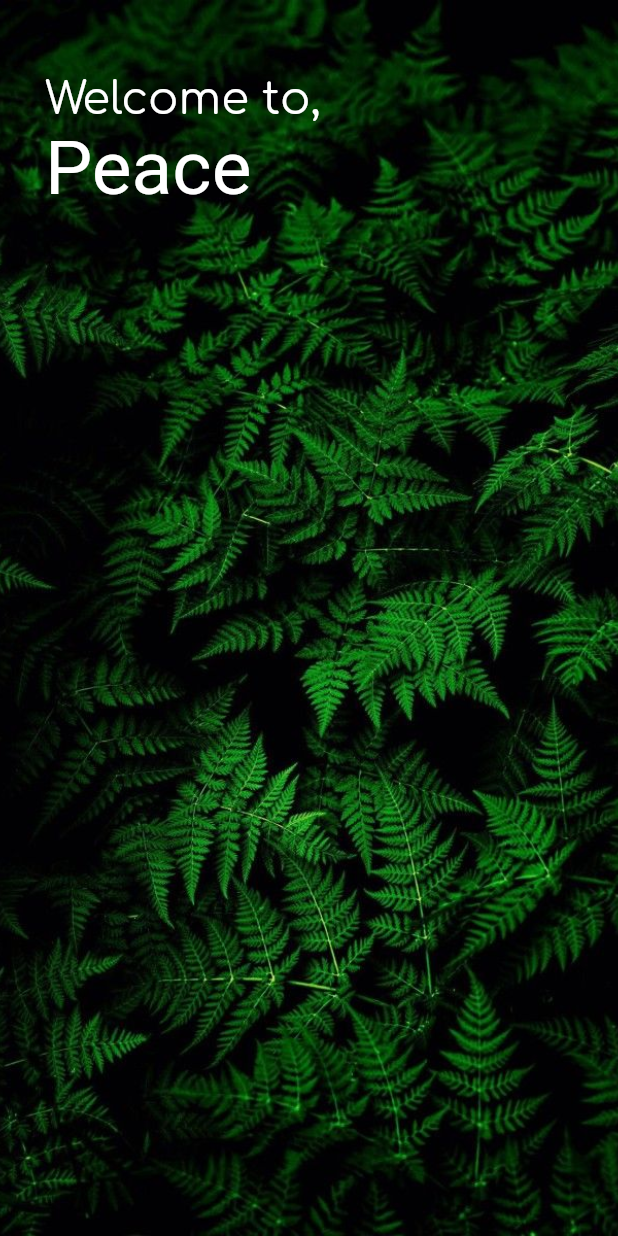
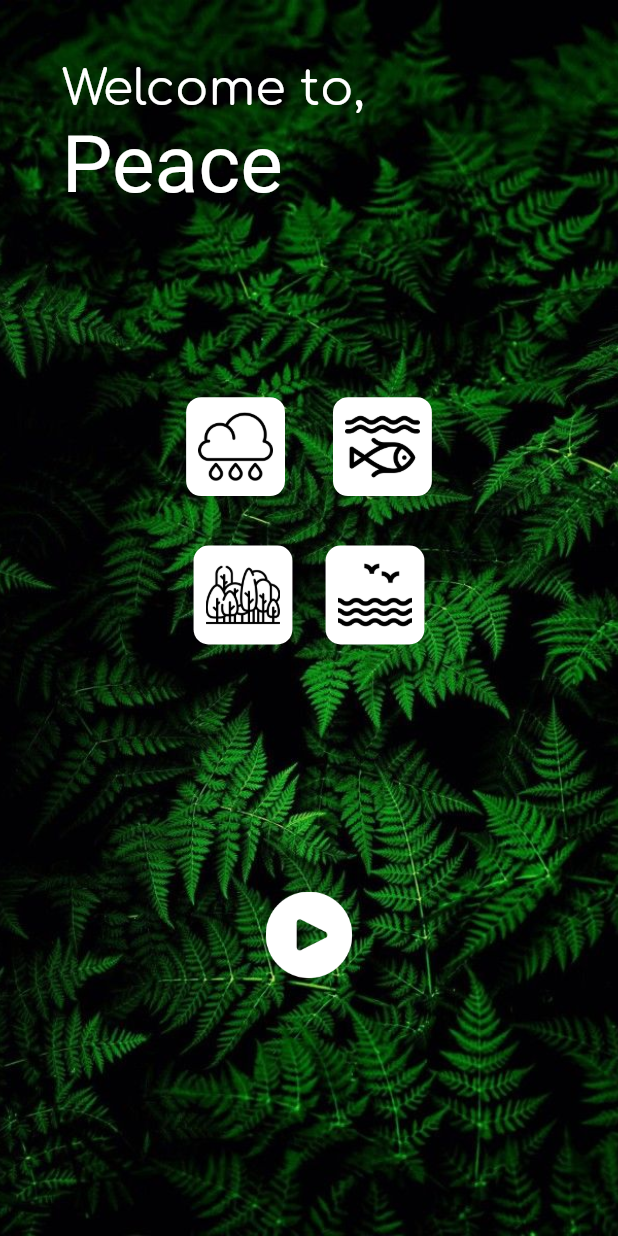
Before and after one commit to codebysanjay/peace, a Flutter app: the screen it shows after launch, on a phone screen of 412 x 824 dp. Run offline on Flutter 3.47's test engine with Material 2 defaults, Android fonts, the phone set to English and light mode, and no system bars.

Commit message:
Adding Buttons

```diff
--- a/lib/main.dart
+++ b/lib/main.dart
@@ -16,11 +16,19 @@ class MyApp extends StatelessWidget {
   }
 }
 
-class Peace extends StatelessWidget {
+class Peace extends StatefulWidget {
+  @override
+  _PeaceState createState() => _PeaceState();
+}
+
+var play = true;
+
+class _PeaceState extends State<Peace> {
   @override
   Widget build(BuildContext context) {
     var height = MediaQuery.of(context).size.height;
     var width = MediaQuery.of(context).size.width;
+
     return Scaffold(
       body: Container(
         height: height,
@@ -36,11 +44,10 @@ class Peace extends StatelessWidget {
           child: Column(
             crossAxisAlignment: CrossAxisAlignment.start,
             children: <Widget>[
-              Column(
-                children: <Widget>[
               Container(
                 child: Padding(
-                      padding: EdgeInsets.only(left: 30, top: 50),
+                  padding:
+                      EdgeInsets.only(left: width * 0.1, top: height * 0.05),
                   child: RichText(
                     textAlign: TextAlign.start,
                     text: TextSpan(
@@ -48,7 +55,7 @@ class Peace extends StatelessWidget {
                         TextSpan(
                           text: 'Welcome to,',
                           style: TextStyle(
-                                fontSize: 30,
+                            fontSize: height * 0.04,
                             color: Colors.white,
                             fontFamily: 'Comfortaa',
                           ),
@@ -56,7 +63,7 @@ class Peace extends StatelessWidget {
                         TextSpan(
                           text: '\nPeace',
                           style: TextStyle(
-                                fontSize: 50,
+                            fontSize: height * 0.065,
                             color: Colors.white,
                           ),
                         )
@@ -65,8 +72,108 @@ class Peace extends StatelessWidget {
                   ),
                 ),
               ),
+              Padding(
+                padding: EdgeInsets.only(top: height * 0.15),
+                child: Row(
+                  mainAxisAlignment: MainAxisAlignment.center,
+                  children: <Widget>[
+                    FlatButton(
+                      onPressed: () {},
+                      child: Container(
+                        height: height * 0.08,
+                        width: height * 0.08,
+                        decoration: BoxDecoration(
+                            color: Colors.white,
+                            borderRadius: BorderRadius.circular(10)),
+                        child: Padding(
+                          padding: const EdgeInsets.all(8.0),
+                          child: Image.asset(
+                            'assets/rain.png',
+                          ),
+                        ),
+                      ),
+                    ),
+                    FlatButton(
+                      onPressed: () {},
+                      child: Container(
+                        height: height * 0.08,
+                        width: height * 0.08,
+                        decoration: BoxDecoration(
+                            color: Colors.white,
+                            borderRadius: BorderRadius.circular(10)),
+                        child: Padding(
+                          padding: const EdgeInsets.all(8.0),
+                          child: Image.asset(
+                            'assets/fishing.png',
+                          ),
+                        ),
+                      ),
+                    ),
                   ],
                 ),
+              ),
+              Row(
+                mainAxisAlignment: MainAxisAlignment.center,
+                children: <Widget>[
+                  FlatButton(
+                    onPressed: () {},
+                    padding: EdgeInsets.only(top: height * 0.04),
+                    child: Container(
+                      height: height * 0.08,
+                      width: height * 0.08,
+                      decoration: BoxDecoration(
+                          color: Colors.white,
+                          borderRadius: BorderRadius.circular(10)),
+                      child: Padding(
+                        padding: const EdgeInsets.all(8.0),
+                        child: Image.asset(
+                          'assets/forest.png',
+                        ),
+                      ),
+                    ),
+                  ),
+                  FlatButton(
+                    padding: EdgeInsets.only(top: height * 0.04),
+                    onPressed: () {},
+                    child: Container(
+                      height: height * 0.08,
+                      width: height * 0.08,
+                      decoration: BoxDecoration(
+                          color: Colors.white,
+                          borderRadius: BorderRadius.circular(10)),
+                      child: Padding(
+                        padding: const EdgeInsets.all(8.0),
+                        child: Image.asset(
+                          'assets/water.png',
+                        ),
+                      ),
+                    ),
+                  ),
+                ],
+              ),
+              Padding(
+                padding: EdgeInsets.only(top: height * 0.2),
+                child: Row(
+                  mainAxisAlignment: MainAxisAlignment.center,
+                  children: <Widget>[
+                    FlatButton(
+                      onPressed: () {
+                        setState(() {
+                          play = !play;
+                        });
+                      },
+                      child: Container(
+                        child: Image.asset(
+                          play ? 'assets/play-button.png' : 'assets/pause.png',
+                          color: Colors.white,
+                          height: width * 0.14,
+                          width: width * 0.14,
+                        ),
+                      ),
+                    ),
+                  ],
+                ),
+              )
             ],
           ),
         ),
@@ -74,7 +181,3 @@ class Peace extends StatelessWidget {
     );
   }
 }
-//style: TextStyle(
-//fontSize: 50,
-//color: Colors.white,
-//),
```
Also changed, not shown: assets/fishing.png (added), assets/forest.png (added), assets/pause.png (added), assets/play-button.png (added), assets/rain.png (added), assets/water.png (added). Lines whose indentation alone changed are shown as unchanged.
